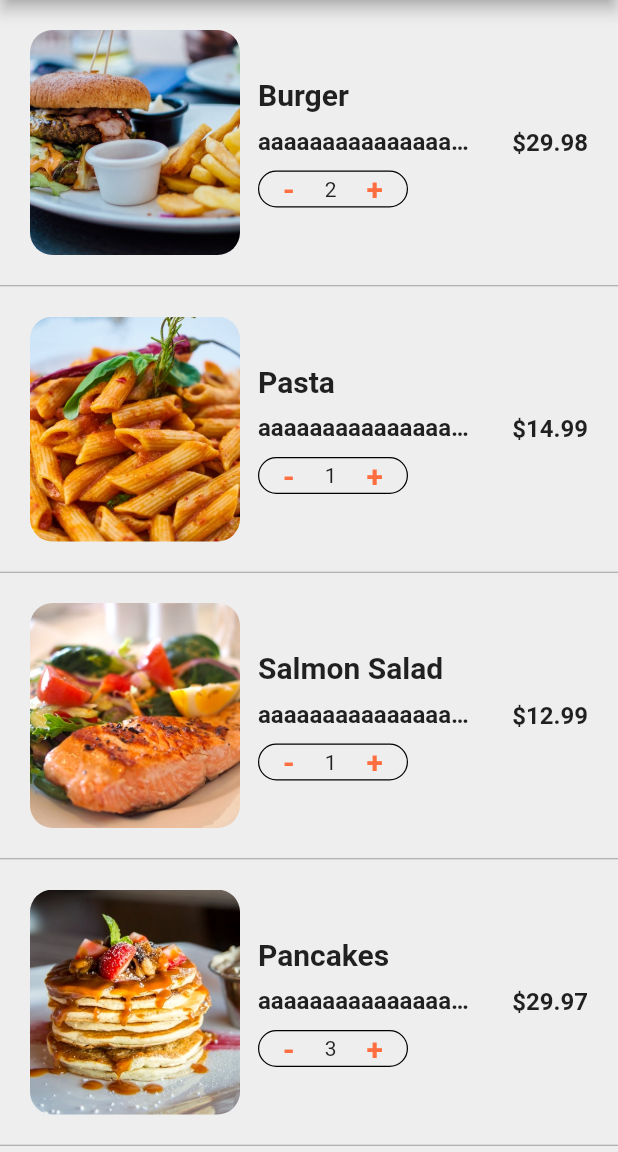
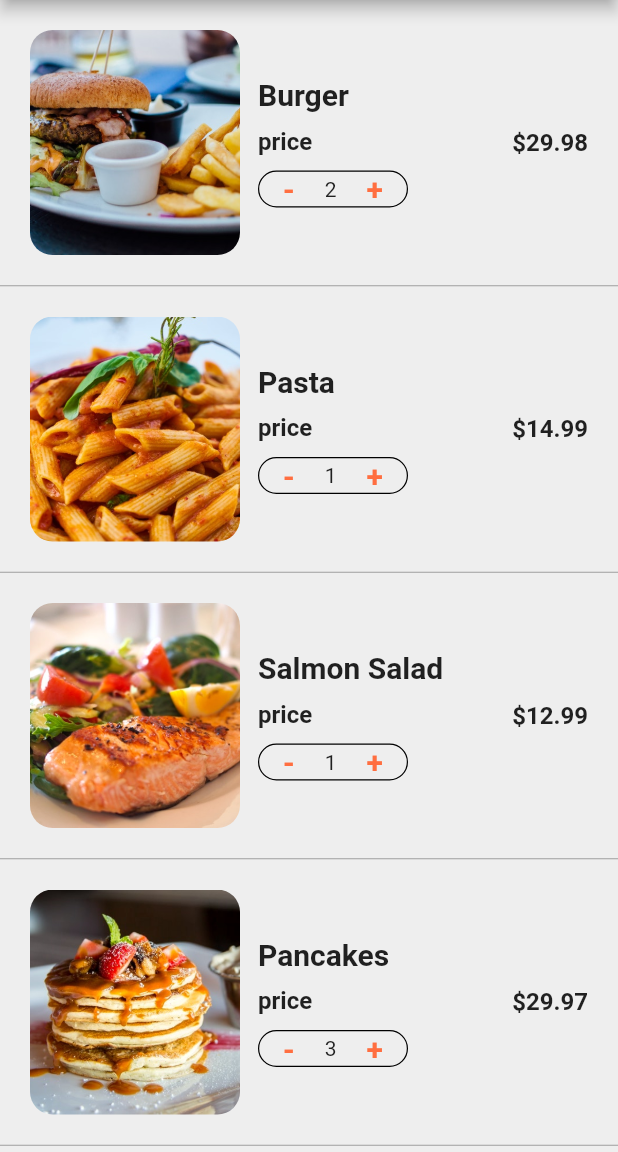
Before and after one commit to KTmifune/flutter-food-delivery-ui, a Flutter app: the CartScreen screen opened directly, on a phone screen of 412 x 824 dp, the part 84-1236 px from its top. Run offline on Flutter 3.47's test engine with Material 2 defaults, Android fonts, the phone set to English and light mode, and no system bars; our stand-ins replace google_fonts.

Commit message:
no message

```diff
--- a/flutter_food_delivery_ui/lib/screens/cart_screen.dart
+++ b/flutter_food_delivery_ui/lib/screens/cart_screen.dart
@@ -45,7 +45,7 @@ class _CartScreenState extends State<CartScreen> {
                         ),
                         SizedBox(height: 10.0),
                         Text(
-                          'aaaaaaaaaaaaaaaaaaaaaaaaaa',
+                          'price',
                           style: TextStyle(
                             fontSize: 16.0,
                             fontWeight: FontWeight.bold,
```
